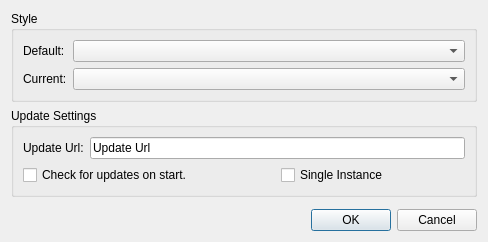
Before: the Qt Designer form Main/ui/PreferencesDialog.ui in Antidote/SakuraSuite, drawn with Qt 5.
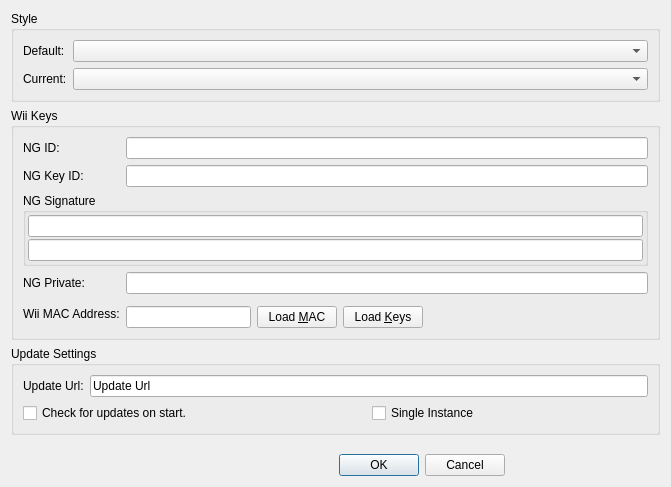
After: the same form once the commit is applied.

The edit to the form file:
```diff
--- a/Main/ui/PreferencesDialog.ui
+++ b/Main/ui/PreferencesDialog.ui
@@ -7,51 +7,15 @@
    <rect>
     <x>0</x>
     <y>0</y>
-    <width>488</width>
-    <height>242</height>
+    <width>671</width>
+    <height>487</height>
    </rect>
   </property>
   <property name="windowTitle">
    <string>Dialog</string>
   </property>
-  <layout class="QGridLayout" name="gridLayout">
-   <item row="4" column="1">
-    <widget class="QDialogButtonBox" name="okCancelButtonBox">
-     <property name="sizePolicy">
-      <sizepolicy hsizetype="Fixed" vsizetype="Fixed">
-       <horstretch>0</horstretch>
-       <verstretch>0</verstretch>
-      </sizepolicy>
-     </property>
-     <property name="orientation">
-      <enum>Qt::Horizontal</enum>
-     </property>
-     <property name="standardButtons">
-      <set>QDialogButtonBox::Cancel|QDialogButtonBox::Ok</set>
-     </property>
-    </widget>
-   </item>
-   <item row="3" column="1">
-    <spacer name="verticalSpacer">
-     <property name="orientation">
-      <enum>Qt::Vertical</enum>
-     </property>
-     <property name="sizeHint" stdset="0">
-      <size>
-       <width>20</width>
-       <height>40</height>
-      </size>
-     </property>
-    </spacer>
-   </item>
-   <item row="4" column="0">
-    <widget class="QLabel" name="statusLabel">
-     <property name="text">
-      <string/>
-     </property>
-    </widget>
-   </item>
-   <item row="2" column="0" colspan="2">
+  <layout class="QGridLayout" name="gridLayout_4">
+   <item row="2" column="0" colspan="4">
     <widget class="QGroupBox" name="updateGroupBox">
      <property name="title">
       <string>Update Settings</string>
@@ -94,7 +58,219 @@
      </layout>
     </widget>
    </item>
-   <item row="0" column="0" colspan="2">
+   <item row="4" column="2">
+    <spacer name="verticalSpacer">
+     <property name="orientation">
+      <enum>Qt::Vertical</enum>
+     </property>
+     <property name="sizeHint" stdset="0">
+      <size>
+       <width>20</width>
+       <height>40</height>
+      </size>
+     </property>
+    </spacer>
+   </item>
+   <item row="5" column="0">
+    <widget class="QLabel" name="statusLabel">
+     <property name="text">
+      <string/>
+     </property>
+    </widget>
+   </item>
+   <item row="5" column="2" colspan="2">
+    <widget class="QDialogButtonBox" name="okCancelButtonBox">
+     <property name="sizePolicy">
+      <sizepolicy hsizetype="Fixed" vsizetype="Fixed">
+       <horstretch>0</horstretch>
+       <verstretch>0</verstretch>
+      </sizepolicy>
+     </property>
+     <property name="orientation">
+      <enum>Qt::Horizontal</enum>
+     </property>
+     <property name="standardButtons">
+      <set>QDialogButtonBox::Cancel|QDialogButtonBox::Ok</set>
+     </property>
+    </widget>
+   </item>
+   <item row="1" column="0" colspan="4">
+    <widget class="QGroupBox" name="groupBox">
+     <property name="title">
+      <string>Wii Keys</string>
+     </property>
+     <layout class="QGridLayout" name="gridLayout">
+      <item row="5" column="3" rowspan="2">
+       <widget class="QPushButton" name="macLoadBtn">
+        <property name="text">
+         <string>Load &amp;MAC</string>
+        </property>
+       </widget>
+      </item>
+      <item row="5" column="5" rowspan="2">
+       <spacer name="horizontalSpacer_2">
+        <property name="orientation">
+         <enum>Qt::Horizontal</enum>
+        </property>
+        <property name="sizeHint" stdset="0">
+         <size>
+          <width>40</width>
+          <height>20</height>
+         </size>
+        </property>
+       </spacer>
+      </item>
+      <item row="1" column="0">
+       <widget class="QLabel" name="ngKeyIDLbl">
+        <property name="text">
+         <string>NG Key ID:</string>
+        </property>
+       </widget>
+      </item>
+      <item row="0" column="0">
+       <widget class="QLabel" name="ngIDLbl">
+        <property name="text">
+         <string>NG ID: </string>
+        </property>
+       </widget>
+      </item>
+      <item row="3" column="0">
+       <widget class="QLabel" name="ngPrivLbl">
+        <property name="text">
+         <string>NG Private: </string>
+        </property>
+       </widget>
+      </item>
+      <item row="5" column="4" rowspan="2">
+       <widget class="QPushButton" name="loadKeysBtn">
+        <property name="text">
+         <string>Load &amp;Keys</string>
+        </property>
+       </widget>
+      </item>
+      <item row="4" column="0" rowspan="3">
+       <widget class="QLabel" name="macAddrLbl">
+        <property name="text">
+         <string>Wii MAC Address:</string>
+        </property>
+       </widget>
+      </item>
+      <item row="0" column="1" colspan="5">
+       <widget class="QLineEdit" name="ngIDLineEdit">
+        <property name="font">
+         <font>
+          <family>Courier New</family>
+         </font>
+        </property>
+        <property name="maxLength">
+         <number>8</number>
+        </property>
+       </widget>
+      </item>
+      <item row="1" column="1" colspan="5">
+       <widget class="QLineEdit" name="ngKeyIDLineEdit">
+        <property name="font">
+         <font>
+          <family>Courier New</family>
+         </font>
+        </property>
+        <property name="maxLength">
+         <number>8</number>
+        </property>
+       </widget>
+      </item>
+      <item row="2" column="0" colspan="6">
+       <widget class="QGroupBox" name="groupBox_2">
+        <property name="title">
+         <string>NG Signature</string>
+        </property>
+        <layout class="QGridLayout" name="gridLayout_5">
+         <property name="leftMargin">
+          <number>2</number>
+         </property>
+         <property name="topMargin">
+          <number>2</number>
+         </property>
+         <property name="rightMargin">
+          <number>2</number>
+         </property>
+         <property name="bottomMargin">
+          <number>2</number>
+         </property>
+         <property name="spacing">
+          <number>2</number>
+         </property>
+         <item row="0" column="0">
+          <layout class="QVBoxLayout" name="verticalLayout">
+           <property name="spacing">
+            <number>2</number>
+           </property>
+           <item>
+            <widget class="QLineEdit" name="ngSigPt1LineEdit">
+             <property name="font">
+              <font>
+               <family>Courier New</family>
+              </font>
+             </property>
+             <property name="maxLength">
+              <number>60</number>
+             </property>
+            </widget>
+           </item>
+           <item>
+            <widget class="QLineEdit" name="ngSigPt2LineEdit">
+             <property name="font">
+              <font>
+               <family>Courier New</family>
+              </font>
+             </property>
+             <property name="text">
+              <string/>
+             </property>
+             <property name="maxLength">
+              <number>60</number>
+             </property>
+            </widget>
+           </item>
+          </layout>
+         </item>
+        </layout>
+       </widget>
+      </item>
+      <item row="3" column="1" colspan="5">
+       <widget class="QLineEdit" name="ngPrivLineEdit">
+        <property name="font">
+         <font>
+          <family>Courier New</family>
+         </font>
+        </property>
+        <property name="maxLength">
+         <number>60</number>
+        </property>
+       </widget>
+      </item>
+      <item row="5" column="1" rowspan="2" colspan="2">
+       <widget class="QLineEdit" name="macAddrLineEdit">
+        <property name="minimumSize">
+         <size>
+          <width>0</width>
+          <height>18</height>
+         </size>
+        </property>
+        <property name="font">
+         <font>
+          <family>Courier New</family>
+         </font>
+        </property>
+        <property name="maxLength">
+         <number>12</number>
+        </property>
+       </widget>
+      </item>
+     </layout>
+    </widget>
+   </item>
+   <item row="0" column="0" colspan="4">
     <widget class="QGroupBox" name="styleGroupBox">
      <property name="title">
       <string>Style</string>
```
Left out of the diff: 50 changed lines with no effect on the pictures.
